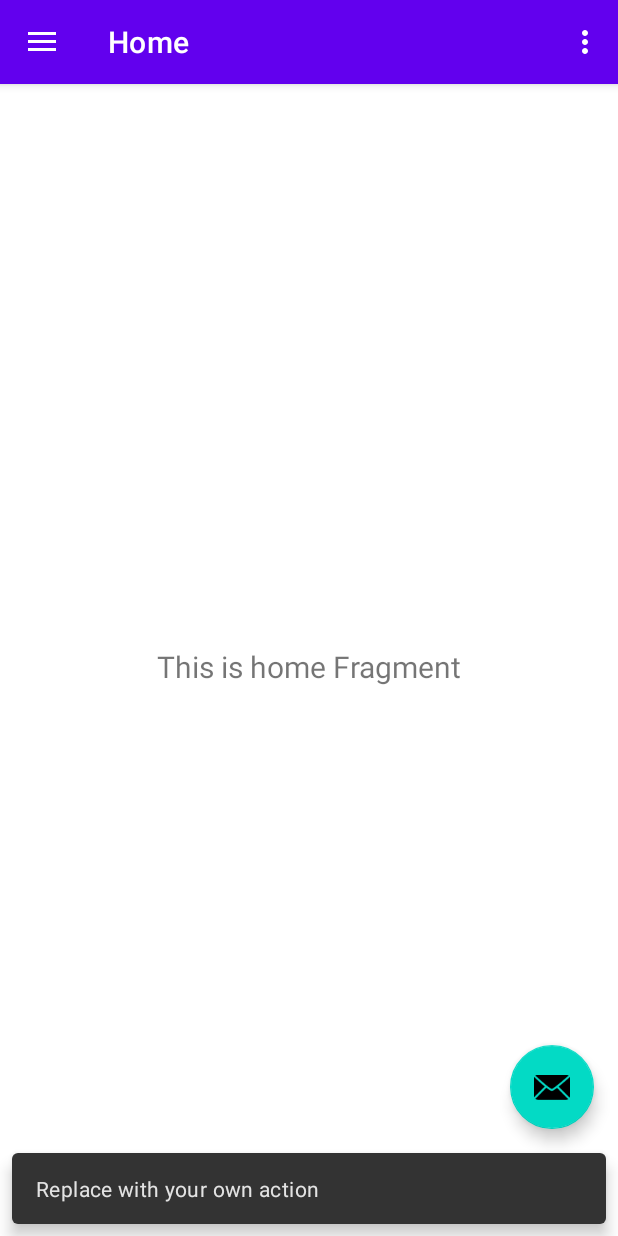
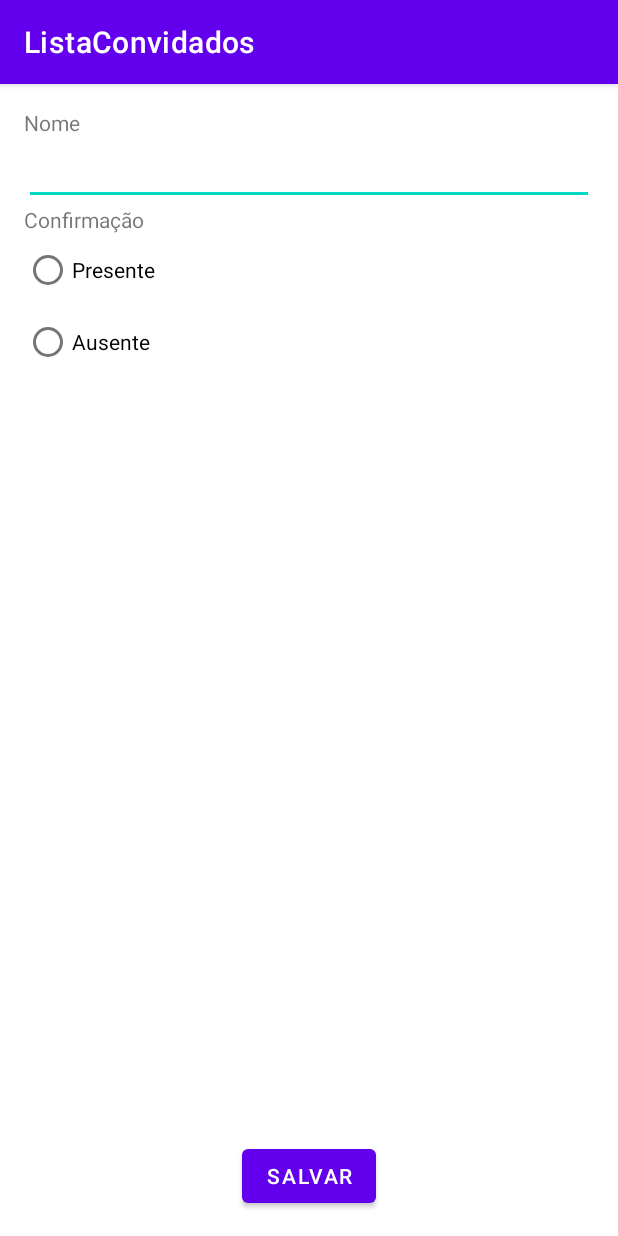
Before and after one commit to FlavioAAMotta/ListaConvidados, an Android app: the screen it shows after launch (MainActivity before the commit, FormConvidadoActivity after it), after a tap on an icon or button, on a phone screen of 412 x 824 dp. Run offline under Robolectric (Android 15) with nearby library versions, the phone set to English and light mode, and no system bars; our stand-ins replace navigation-ui.

Commit message:
ViewModel and Model Packages

```diff
--- a/app/src/main/AndroidManifest.xml
+++ b/app/src/main/AndroidManifest.xml
@@ -10,7 +10,10 @@
         android:supportsRtl="true"
         android:theme="@style/Theme.ListaConvidados">
         <activity
-            android:name=".MainActivity"
+            android:name=".View.FormConvidadoActivity"
+            android:exported="false" />
+        <activity
+            android:name=".View.MainActivity"
             android:exported="true"
             android:label="@string/app_name"
             android:theme="@style/Theme.ListaConvidados.NoActionBar">
--- a/app/src/main/java/com/example/listaconvidados/ui/gallery/GalleryFragment.kt
+++ b/app/src/main/java/com/example/listaconvidados/View/AusenteFragment.kt
@@ -1,4 +1,4 @@
-package com.example.listaconvidados.ui.gallery
+package com.example.listaconvidados.View
 
 import android.os.Bundle
 import android.view.LayoutInflater
@@ -8,8 +8,9 @@ import android.widget.TextView
 import androidx.fragment.app.Fragment
 import androidx.lifecycle.ViewModelProvider
 import com.example.listaconvidados.databinding.FragmentGalleryBinding
+import com.example.listaconvidados.ViewModel.AusenteViewModel
 
-class GalleryFragment : Fragment() {
+class AusenteFragment : Fragment() {
 
     private var _binding: FragmentGalleryBinding? = null
 
@@ -23,7 +24,7 @@ class GalleryFragment : Fragment() {
         savedInstanceState: Bundle?
     ): View {
         val galleryViewModel =
-            ViewModelProvider(this).get(GalleryViewModel::class.java)
+            ViewModelProvider(this).get(AusenteViewModel::class.java)
 
         _binding = FragmentGalleryBinding.inflate(inflater, container, false)
         val root: View = binding.root
--- /dev/null
+++ b/app/src/main/java/com/example/listaconvidados/View/FormConvidadoActivity.kt
@@ -0,0 +1,34 @@
+package com.example.listaconvidados.View
+
+import androidx.appcompat.app.AppCompatActivity
+import android.os.Bundle
+import android.view.View
+import androidx.lifecycle.ViewModelProvider
+import com.example.listaconvidados.ViewModel.FormularioConvidadoViewModel
+import com.example.listaconvidados.R
+import com.example.listaconvidados.databinding.ActivityFormConvidadoBinding
+
+class FormConvidadoActivity : AppCompatActivity(), View.OnClickListener {
+    private lateinit var binding: ActivityFormConvidadoBinding
+    private lateinit var mViewModel: FormularioConvidadoViewModel
+
+    override fun onCreate(savedInstanceState: Bundle?) {
+        super.onCreate(savedInstanceState)
+        binding = ActivityFormConvidadoBinding.inflate(layoutInflater)
+        setContentView(binding.root)
+        mViewModel = ViewModelProvider(this).get(FormularioConvidadoViewModel::class.java)
+
+        setListeners()
+    }
+
+    private fun setListeners(){
+        binding.buttonSave.setOnClickListener((this))
+    }
+
+    override fun onClick(v: View) {
+        val id = v.id
+        if(id == R.id.button_save){
+
+        }
+    }
+}
--- a/app/src/main/java/com/example/listaconvidados/MainActivity.kt
+++ b/app/src/main/java/com/example/listaconvidados/View/MainActivity.kt
@@ -1,8 +1,7 @@
-package com.example.listaconvidados
+package com.example.listaconvidados.View
 
+import android.content.Intent
 import android.os.Bundle
-import android.view.Menu
-import com.google.android.material.snackbar.Snackbar
 import com.google.android.material.navigation.NavigationView
 import androidx.navigation.findNavController
 import androidx.navigation.ui.AppBarConfiguration
@@ -11,6 +10,7 @@ import androidx.navigation.ui.setupActionBarWithNavController
 import androidx.navigation.ui.setupWithNavController
 import androidx.drawerlayout.widget.DrawerLayout
 import androidx.appcompat.app.AppCompatActivity
+import com.example.listaconvidados.R
 import com.example.listaconvidados.databinding.ActivityMainBinding
 
 class MainActivity : AppCompatActivity() {
@@ -26,8 +26,7 @@ class MainActivity : AppCompatActivity() {
         setSupportActionBar(binding.appBarMain.toolbar)
 
         binding.appBarMain.fab.setOnClickListener { view ->
-            Snackbar.make(view, "Replace with your own action", Snackbar.LENGTH_LONG)
-                .setAction("Action", null).show()
+            startActivity(Intent(applicationContext, FormConvidadoActivity::class.java))
         }
         val drawerLayout: DrawerLayout = binding.drawerLayout
         val navView: NavigationView = binding.navView
@@ -43,12 +42,6 @@ class MainActivity : AppCompatActivity() {
         navView.setupWithNavController(navController)
     }
 
-    override fun onCreateOptionsMenu(menu: Menu): Boolean {
-        // Inflate the menu; this adds items to the action bar if it is present.
-        menuInflater.inflate(R.menu.main, menu)
-        return true
-    }
-
     override fun onSupportNavigateUp(): Boolean {
         val navController = findNavController(R.id.nav_host_fragment_content_main)
         return navController.navigateUp(appBarConfiguration) || super.onSupportNavigateUp()
--- a/app/src/main/java/com/example/listaconvidados/ui/slideshow/SlideshowFragment.kt
+++ b/app/src/main/java/com/example/listaconvidados/View/PresenteFragment.kt
@@ -1,4 +1,4 @@
-package com.example.listaconvidados.ui.slideshow
+package com.example.listaconvidados.View
 
 import android.os.Bundle
 import android.view.LayoutInflater
@@ -7,11 +7,12 @@ import android.view.ViewGroup
 import android.widget.TextView
 import androidx.fragment.app.Fragment
 import androidx.lifecycle.ViewModelProvider
-import com.example.listaconvidados.databinding.FragmentSlideshowBinding
+import com.example.listaconvidados.databinding.FragmentHomeBinding
+import com.example.listaconvidados.ViewModel.PresenteViewModel
 
-class SlideshowFragment : Fragment() {
+class PresenteFragment : Fragment() {
 
-    private var _binding: FragmentSlideshowBinding? = null
+    private var _binding: FragmentHomeBinding? = null
 
     // This property is only valid between onCreateView and
     // onDestroyView.
@@ -22,14 +23,14 @@ class SlideshowFragment : Fragment() {
         container: ViewGroup?,
         savedInstanceState: Bundle?
     ): View {
-        val slideshowViewModel =
-            ViewModelProvider(this).get(SlideshowViewModel::class.java)
+        val homeViewModel =
+            ViewModelProvider(this).get(PresenteViewModel::class.java)
 
-        _binding = FragmentSlideshowBinding.inflate(inflater, container, false)
+        _binding = FragmentHomeBinding.inflate(inflater, container, false)
         val root: View = binding.root
 
-        val textView: TextView = binding.textSlideshow
-        slideshowViewModel.text.observe(viewLifecycleOwner) {
+        val textView: TextView = binding.textHome
+        homeViewModel.text.observe(viewLifecycleOwner) {
             textView.text = it
         }
         return root
--- a/app/src/main/java/com/example/listaconvidados/ui/home/HomeFragment.kt
+++ b/app/src/main/java/com/example/listaconvidados/View/TodosFragment.kt
@@ -1,4 +1,4 @@
-package com.example.listaconvidados.ui.home
+package com.example.listaconvidados.View
 
 import android.os.Bundle
 import android.view.LayoutInflater
@@ -7,11 +7,12 @@ import android.view.ViewGroup
 import android.widget.TextView
 import androidx.fragment.app.Fragment
 import androidx.lifecycle.ViewModelProvider
-import com.example.listaconvidados.databinding.FragmentHomeBinding
+import com.example.listaconvidados.databinding.FragmentSlideshowBinding
+import com.example.listaconvidados.ViewModel.TodosViewModel
 
-class HomeFragment : Fragment() {
+class TodosFragment : Fragment() {
 
-    private var _binding: FragmentHomeBinding? = null
+    private var _binding: FragmentSlideshowBinding? = null
 
     // This property is only valid between onCreateView and
     // onDestroyView.
@@ -22,14 +23,14 @@ class HomeFragment : Fragment() {
         container: ViewGroup?,
         savedInstanceState: Bundle?
     ): View {
-        val homeViewModel =
-            ViewModelProvider(this).get(HomeViewModel::class.java)
+        val slideshowViewModel =
+            ViewModelProvider(this).get(TodosViewModel::class.java)
 
-        _binding = FragmentHomeBinding.inflate(inflater, container, false)
+        _binding = FragmentSlideshowBinding.inflate(inflater, container, false)
         val root: View = binding.root
 
-        val textView: TextView = binding.textHome
-        homeViewModel.text.observe(viewLifecycleOwner) {
+        val textView: TextView = binding.textSlideshow
+        slideshowViewModel.text.observe(viewLifecycleOwner) {
             textView.text = it
         }
         return root
--- a/app/src/main/java/com/example/listaconvidados/ui/home/HomeViewModel.kt
+++ b/app/src/main/java/com/example/listaconvidados/ViewModel/AusenteViewModel.kt
@@ -1,13 +1,13 @@
-package com.example.listaconvidados.ui.home
+package com.example.listaconvidados.ViewModel
 
 import androidx.lifecycle.LiveData
 import androidx.lifecycle.MutableLiveData
 import androidx.lifecycle.ViewModel
 
-class HomeViewModel : ViewModel() {
+class AusenteViewModel : ViewModel() {
 
     private val _text = MutableLiveData<String>().apply {
-        value = "This is home Fragment"
+        value = "This is gallery Fragment"
     }
     val text: LiveData<String> = _text
 }
--- /dev/null
+++ b/app/src/main/java/com/example/listaconvidados/ViewModel/FormularioConvidadoViewModel.kt
@@ -0,0 +1,7 @@
+package com.example.listaconvidados.ViewModel
+
+import androidx.lifecycle.ViewModel
+
+class FormularioConvidadoViewModel : ViewModel() {
+
+}
--- a/app/src/main/java/com/example/listaconvidados/ui/slideshow/SlideshowViewModel.kt
+++ b/app/src/main/java/com/example/listaconvidados/ViewModel/PresenteViewModel.kt
@@ -1,13 +1,13 @@
-package com.example.listaconvidados.ui.slideshow
+package com.example.listaconvidados.ViewModel
 
 import androidx.lifecycle.LiveData
 import androidx.lifecycle.MutableLiveData
 import androidx.lifecycle.ViewModel
 
-class SlideshowViewModel : ViewModel() {
+class PresenteViewModel : ViewModel() {
 
     private val _text = MutableLiveData<String>().apply {
-        value = "This is slideshow Fragment"
+        value = "This is home Fragment"
     }
     val text: LiveData<String> = _text
 }
--- a/app/src/main/java/com/example/listaconvidados/ui/gallery/GalleryViewModel.kt
+++ b/app/src/main/java/com/example/listaconvidados/ViewModel/TodosViewModel.kt
@@ -1,13 +1,13 @@
-package com.example.listaconvidados.ui.gallery
+package com.example.listaconvidados.ViewModel
 
 import androidx.lifecycle.LiveData
 import androidx.lifecycle.MutableLiveData
 import androidx.lifecycle.ViewModel
 
-class GalleryViewModel : ViewModel() {
+class TodosViewModel : ViewModel() {
 
     private val _text = MutableLiveData<String>().apply {
-        value = "This is gallery Fragment"
+        value = "This is slideshow Fragment"
     }
     val text: LiveData<String> = _text
 }
--- /dev/null
+++ b/app/src/main/res/layout/activity_form_convidado.xml
@@ -0,0 +1,65 @@
+<?xml version="1.0" encoding="utf-8"?>
+<androidx.constraintlayout.widget.ConstraintLayout xmlns:android="http://schemas.android.com/apk/res/android"
+    xmlns:app="http://schemas.android.com/apk/res-auto"
+    xmlns:tools="http://schemas.android.com/tools"
+    android:layout_width="match_parent"
+    android:layout_height="match_parent"
+    tools:context=".View.FormConvidadoActivity"
+    android:padding="16dp">
+
+    <TextView
+        android:id="@+id/text_name"
+        android:layout_width="0dp"
+        android:layout_height="wrap_content"
+        android:text="Nome"
+        app:layout_constraintLeft_toLeftOf="parent"
+        app:layout_constraintRight_toRightOf="parent"
+        app:layout_constraintTop_toTopOf="parent" />
+
+    <EditText
+        android:id="@+id/edit_name"
+        android:layout_width="0dp"
+        android:layout_height="wrap_content"
+        app:layout_constraintLeft_toLeftOf="parent"
+        app:layout_constraintRight_toRightOf="parent"
+        app:layout_constraintTop_toBottomOf="@id/text_name" />
+
+    <TextView
+        android:id="@+id/text_confirmation"
+        android:layout_width="0dp"
+        android:layout_height="wrap_content"
+        android:text="Confirmação"
+        app:layout_constraintLeft_toLeftOf="parent"
+        app:layout_constraintRight_toRightOf="parent"
+        app:layout_constraintTop_toBottomOf="@id/edit_name" />
+
+    <RadioGroup
+        android:layout_width="0dp"
+        android:layout_height="wrap_content"
+        app:layout_constraintLeft_toLeftOf="parent"
+        app:layout_constraintRight_toRightOf="parent"
+        app:layout_constraintTop_toBottomOf="@id/text_confirmation">
+
+        <RadioButton
+            android:id="@+id/radio_presence"
+            android:layout_width="wrap_content"
+            android:layout_height="wrap_content"
+            android:text="Presente" />
+
+        <RadioButton
+            android:id="@+id/radio_absent"
+            android:layout_width="wrap_content"
+            android:layout_height="wrap_content"
+            android:text="Ausente" />
+
+    </RadioGroup>
+
+    <Button
+        android:id="@+id/button_save"
+        android:layout_width="wrap_content"
+        android:layout_height="wrap_content"
+        android:text="Salvar"
+        app:layout_constraintBottom_toBottomOf="parent"
+        app:layout_constraintLeft_toLeftOf="parent"
+        app:layout_constraintRight_toRightOf="parent" />
+</androidx.constraintlayout.widget.ConstraintLayout>
--- a/app/src/main/res/layout/app_bar_main.xml
+++ b/app/src/main/res/layout/app_bar_main.xml
@@ -4,7 +4,7 @@
     xmlns:tools="http://schemas.android.com/tools"
     android:layout_width="match_parent"
     android:layout_height="match_parent"
-    tools:context=".MainActivity">
+    tools:context=".View.MainActivity">
 
     <com.google.android.material.appbar.AppBarLayout
         android:layout_width="match_parent"
--- a/app/src/main/res/layout/fragment_gallery.xml
+++ b/app/src/main/res/layout/fragment_gallery.xml
@@ -4,7 +4,7 @@
     xmlns:tools="http://schemas.android.com/tools"
     android:layout_width="match_parent"
     android:layout_height="match_parent"
-    tools:context=".ui.gallery.GalleryFragment">
+    tools:context=".View.AusenteFragment">
 
     <TextView
         android:id="@+id/text_gallery"
--- a/app/src/main/res/layout/fragment_home.xml
+++ b/app/src/main/res/layout/fragment_home.xml
@@ -4,7 +4,7 @@
     xmlns:tools="http://schemas.android.com/tools"
     android:layout_width="match_parent"
     android:layout_height="match_parent"
-    tools:context=".ui.home.HomeFragment">
+    tools:context=".View.PresenteFragment">
 
     <TextView
         android:id="@+id/text_home"
--- a/app/src/main/res/layout/fragment_slideshow.xml
+++ b/app/src/main/res/layout/fragment_slideshow.xml
@@ -4,7 +4,7 @@
     xmlns:tools="http://schemas.android.com/tools"
     android:layout_width="match_parent"
     android:layout_height="match_parent"
-    tools:context=".ui.slideshow.SlideshowFragment">
+    tools:context=".View.TodosFragment">
 
     <TextView
         android:id="@+id/text_slideshow"
--- a/app/src/main/res/menu/activity_main_drawer.xml
+++ b/app/src/main/res/menu/activity_main_drawer.xml
@@ -7,14 +7,14 @@
         <item
             android:id="@+id/nav_home"
             android:icon="@drawable/ic_menu_camera"
-            android:title="@string/menu_home" />
+            android:title="@string/menu_presentes" />
         <item
             android:id="@+id/nav_gallery"
             android:icon="@drawable/ic_menu_gallery"
-            android:title="@string/menu_gallery" />
+            android:title="@string/menu_ausentes" />
         <item
             android:id="@+id/nav_slideshow"
             android:icon="@drawable/ic_menu_slideshow"
-            android:title="@string/menu_slideshow" />
+            android:title="@string/menu_todos" />
     </group>
 </menu>
--- a/app/src/main/res/navigation/mobile_navigation.xml
+++ b/app/src/main/res/navigation/mobile_navigation.xml
@@ -7,19 +7,19 @@
 
     <fragment
         android:id="@+id/nav_home"
-        android:name="com.example.listaconvidados.ui.home.HomeFragment"
-        android:label="@string/menu_home"
+        android:name="com.example.listaconvidados.View.PresenteFragment"
+        android:label="@string/menu_presentes"
         tools:layout="@layout/fragment_home" />
 
     <fragment
         android:id="@+id/nav_gallery"
-        android:name="com.example.listaconvidados.ui.gallery.GalleryFragment"
-        android:label="@string/menu_gallery"
+        android:name="com.example.listaconvidados.View.AusenteFragment"
+        android:label="@string/menu_ausentes"
         tools:layout="@layout/fragment_gallery" />
 
     <fragment
         android:id="@+id/nav_slideshow"
-        android:name="com.example.listaconvidados.ui.slideshow.SlideshowFragment"
-        android:label="@string/menu_slideshow"
+        android:name="com.example.listaconvidados.View.TodosFragment"
+        android:label="@string/menu_todos"
         tools:layout="@layout/fragment_slideshow" />
 </navigation>
--- a/app/src/main/res/values/strings.xml
+++ b/app/src/main/res/values/strings.xml
@@ -7,7 +7,7 @@
     <string name="nav_header_desc">Navigation header</string>
     <string name="action_settings">Settings</string>
 
-    <string name="menu_home">Home</string>
-    <string name="menu_gallery">Gallery</string>
-    <string name="menu_slideshow">Slideshow</string>
+    <string name="menu_presentes">Presentes</string>
+    <string name="menu_ausentes">Ausentes</string>
+    <string name="menu_todos">Todos</string>
 </resources>
```
